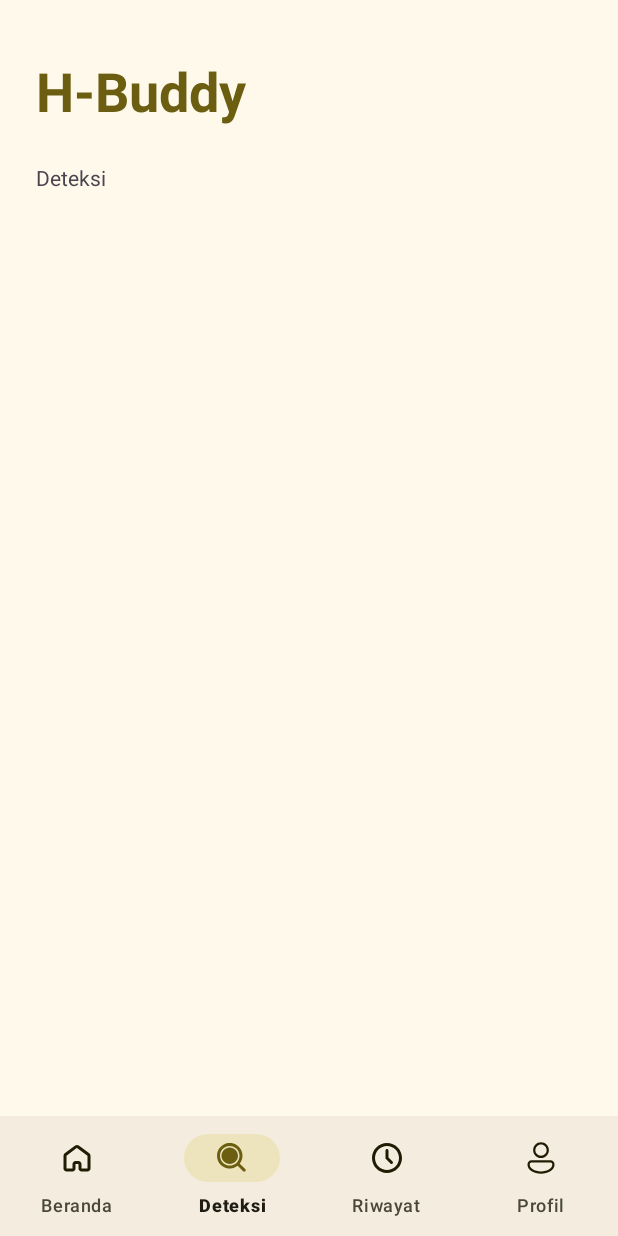
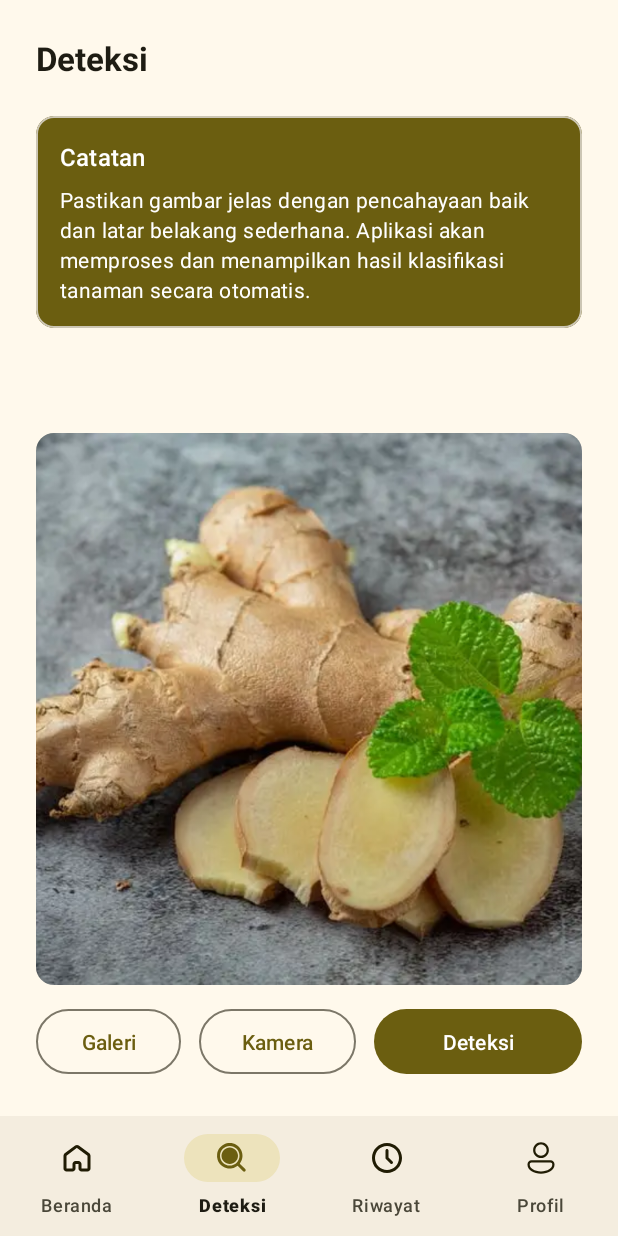
Before and after one commit to akuarsyan/H-Buddy-Team-Capstone, an Android app: the DetectionFragment screen opened through its navigation route, on a phone screen of 412 x 824 dp. Run offline under Robolectric (Android 15) with nearby library versions, the phone set to English and light mode, and no system bars; our stand-ins replace navigation-ui.

Commit message:
Slicing UI for Detection Page

```diff
--- a/app/src/main/AndroidManifest.xml
+++ b/app/src/main/AndroidManifest.xml
@@ -20,6 +20,7 @@
         <activity
             android:name=".ui.main.MainActivity"
             android:exported="true"
+            android:screenOrientation="portrait"
             android:theme="@style/Theme.HBuddy.Starting">
             <intent-filter>
                 <action android:name="android.intent.action.MAIN" />
--- a/app/src/main/res/layout/activity_main.xml
+++ b/app/src/main/res/layout/activity_main.xml
@@ -7,25 +7,7 @@
     android:layout_height="match_parent"
     tools:context=".ui.main.MainActivity">
 
-    <LinearLayout
-        android:id="@+id/header_title"
-        android:layout_width="match_parent"
-        android:layout_height="wrap_content"
-        android:orientation="horizontal"
-        android:layout_marginHorizontal="24dp"
-        android:layout_marginTop="36dp"
-        app:layout_constraintEnd_toEndOf="parent"
-        app:layout_constraintStart_toStartOf="parent"
-        app:layout_constraintTop_toTopOf="parent">
 
-        <TextView
-            style="?attr/textAppearanceDisplaySmall"
-            android:layout_width="wrap_content"
-            android:layout_height="wrap_content"
-            android:textStyle="bold"
-            android:textColor="@color/md_theme_primary"
-            android:text="@string/app_name"/>
-    </LinearLayout>
 
 
 
@@ -40,7 +22,7 @@
         app:layout_constraintBottom_toTopOf="@+id/bottom_navigation"
         app:layout_constraintEnd_toEndOf="parent"
         app:layout_constraintStart_toStartOf="parent"
-        app:layout_constraintTop_toBottomOf="@+id/header_title"
+       app:layout_constraintTop_toTopOf="parent"
         app:navGraph="@navigation/nav_graph" />
 
     <com.google.android.material.bottomnavigation.BottomNavigationView
--- a/app/src/main/res/layout/fragment_detection.xml
+++ b/app/src/main/res/layout/fragment_detection.xml
@@ -1,14 +1,108 @@
 <?xml version="1.0" encoding="utf-8"?>
-<FrameLayout xmlns:android="http://schemas.android.com/apk/res/android"
+<androidx.constraintlayout.widget.ConstraintLayout xmlns:android="http://schemas.android.com/apk/res/android"
     xmlns:tools="http://schemas.android.com/tools"
     android:layout_width="match_parent"
     android:layout_height="match_parent"
+    xmlns:app="http://schemas.android.com/apk/res-auto"
     tools:context=".ui.deteksi.DetectionFragment">
 
-    <!-- TODO: Update blank fragment layout -->
     <TextView
+        android:id="@+id/tv_header_detection"
+        style="@style/TextAppearance.Material3.TitleLarge"
+        android:layout_width="wrap_content"
+
+        android:layout_height="wrap_content"
+        android:text="Deteksi"
+        android:textColor="@color/md_theme_onSurface"
+        android:textStyle="bold"
+        app:layout_constraintStart_toStartOf="parent"
+        app:layout_constraintTop_toTopOf="parent" />
+
+    <com.google.android.material.card.MaterialCardView
+        android:id="@+id/card_notes"
         android:layout_width="match_parent"
-        android:layout_height="match_parent"
-        android:text="Deteksi" />
+        android:layout_height="wrap_content"
+        android:layout_marginTop="24dp"
+        app:cardBackgroundColor="@color/md_theme_primary"
+        app:layout_constraintEnd_toEndOf="parent"
+        app:layout_constraintStart_toStartOf="parent"
+        app:layout_constraintTop_toBottomOf="@+id/tv_header_detection">
 
-</FrameLayout>
+        <LinearLayout
+            android:layout_width="match_parent"
+            android:layout_height="wrap_content"
+            android:layout_margin="16dp"
+            android:orientation="vertical">
+
+            <TextView
+                style="@style/TextAppearance.Material3.TitleMedium"
+                android:layout_width="wrap_content"
+                android:layout_height="wrap_content"
+                android:text="Catatan"
+                android:textColor="@color/md_theme_onPrimary" />
+
+            <TextView
+                style="@style/TextAppearance.Material3.BodyMedium"
+                android:layout_width="wrap_content"
+                android:layout_height="wrap_content"
+                android:layout_marginTop="8dp"
+                android:text="Pastikan gambar jelas dengan pencahayaan baik dan latar belakang sederhana. Aplikasi akan memproses dan menampilkan hasil klasifikasi tanaman secara otomatis."
+                android:textColor="@color/md_theme_onPrimary" />
+        </LinearLayout>
+    </com.google.android.material.card.MaterialCardView>
+
+    <com.google.android.material.card.MaterialCardView
+        android:id="@+id/card_preview"
+        android:layout_width="match_parent"
+        android:layout_height="0dp"
+        style="@style/Widget.Material3.CardView.Filled"
+        android:layout_marginTop="70dp"
+        android:layout_marginBottom="12dp"
+        app:layout_constraintBottom_toTopOf="@+id/linearLayout"
+        app:layout_constraintTop_toBottomOf="@+id/card_notes">
+
+        <ImageView
+            android:id="@+id/iv_detection_preview"
+            android:layout_width="match_parent"
+            android:layout_height="match_parent"
+            android:scaleType="centerCrop"
+            app:srcCompat="@drawable/jahe" />
+    </com.google.android.material.card.MaterialCardView>
+
+    <LinearLayout
+        android:id="@+id/linearLayout"
+        android:layout_width="match_parent"
+        android:layout_height="wrap_content"
+        android:layout_marginBottom="24dp"
+        android:gravity="center"
+        android:orientation="horizontal"
+        app:layout_constraintBottom_toBottomOf="parent">
+
+        <Button
+            style="?attr/materialButtonOutlinedStyle"
+            android:layout_width="wrap_content"
+            android:layout_height="wrap_content"
+            android:layout_weight="1"
+            android:paddingVertical="12dp"
+            android:text="Galeri" />
+
+        <Button
+            style="?attr/materialButtonOutlinedStyle"
+            android:layout_width="wrap_content"
+            android:layout_height="wrap_content"
+            android:layout_marginStart="12dp"
+            android:layout_weight="1"
+            android:paddingVertical="12dp"
+            android:text="Kamera" />
+
+        <Button
+            android:layout_width="wrap_content"
+            android:layout_height="wrap_content"
+            android:layout_marginStart="12dp"
+            android:layout_weight="5"
+            android:paddingVertical="12dp"
+            android:text="Deteksi" />
+    </LinearLayout>
+
+
+</androidx.constraintlayout.widget.ConstraintLayout>
--- a/app/src/main/res/layout/fragment_home.xml
+++ b/app/src/main/res/layout/fragment_home.xml
@@ -5,6 +5,24 @@
     android:layout_width="match_parent"
     android:layout_height="match_parent"
     tools:context=".ui.beranda.HomeFragment">
+
+    <LinearLayout
+        android:id="@+id/header_title"
+        android:layout_width="match_parent"
+        android:layout_height="wrap_content"
+        android:orientation="horizontal"
+        app:layout_constraintEnd_toEndOf="parent"
+        app:layout_constraintStart_toStartOf="parent"
+        app:layout_constraintTop_toTopOf="parent">
+
+        <TextView
+            style="?attr/textAppearanceDisplaySmall"
+            android:layout_width="wrap_content"
+            android:layout_height="wrap_content"
+            android:textStyle="bold"
+            android:textColor="@color/md_theme_primary"
+            android:text="@string/app_name"/>
+    </LinearLayout>
 
     <TextView
         android:id="@+id/tv_herbal_section"
@@ -24,10 +42,12 @@
         style="@style/Widget.Material3.Button.IconButton"
         android:layout_width="wrap_content"
         android:layout_height="wrap_content"
+        android:layout_marginTop="12dp"
         android:layout_gravity="end"
+        android:contentDescription="Forward"
         android:src="@drawable/arrow_right"
         app:layout_constraintEnd_toEndOf="parent"
-        app:layout_constraintTop_toTopOf="parent" />
+        app:layout_constraintTop_toBottomOf="@id/header_title" />
 
     <androidx.recyclerview.widget.RecyclerView
         android:id="@+id/carousel_recycler_view"
@@ -44,11 +64,12 @@
     <TextView
         android:id="@+id/tv_article_section"
         style="@style/TextAppearance.Material3.TitleLarge"
-        id="@+id/tv_artikel"
         android:layout_width="wrap_content"
         android:layout_height="wrap_content"
+        android:layout_marginStart="8dp"
         android:layout_marginTop="47dp"
         android:text="Artikel"
+        android:textColor="@color/md_theme_onSurface"
         app:layout_constraintStart_toStartOf="parent"
         app:layout_constraintTop_toBottomOf="@id/carousel_recycler_view" />
 
```
